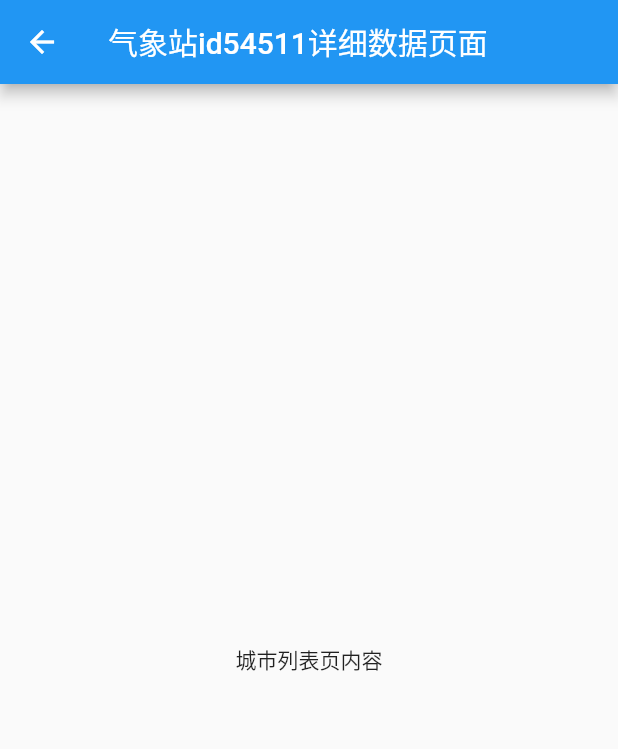
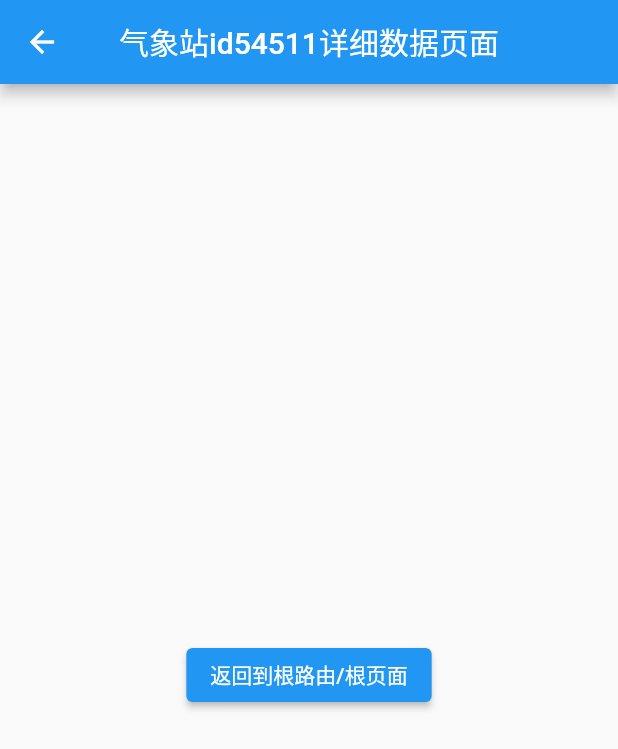
Before and after one commit to 584807419/nmc_app, a Flutter app: the StationPage screen opened directly, on a phone screen of 412 x 824 dp. Shown: the top 749 px of the screen. Run offline on Flutter 3.47's test engine with Material 2 defaults, Android fonts, the phone set to English and light mode, and no system bars.

Commit message:
增加ios路由滑动动画

```diff
--- a/lib/main.dart
+++ b/lib/main.dart
@@ -20,6 +20,7 @@ class MyApp extends StatelessWidget {
       title: '天气app',
       theme: ThemeData(
         primarySwatch: Colors.blue,
+        appBarTheme: const AppBarTheme(centerTitle: true) // 标题全局居中
       ),
       // home: const HomePage(),
 
--- a/lib/pages/station.dart
+++ b/lib/pages/station.dart
@@ -1,8 +1,11 @@
 import 'package:flutter/material.dart';
+import '../pages/tabs/home.dart';
+
 // 气象站详细数据页面,接收城市列表页传来的气象站id参数
 class StationPage extends StatefulWidget {
   final String station_id;
-  const StationPage({super.key, this.station_id="54511"});
+
+  const StationPage({super.key, this.station_id = "54511"});
 
   @override
   State<StationPage> createState() => _StationPage();
@@ -15,7 +18,25 @@ class _StationPage extends State<StationPage> {
       appBar: AppBar(
         title: Text("气象站id${widget.station_id}详细数据页面"), // 获取station_id
       ),
-      body: const Center(child: Text("城市列表页内容"),),
+      body: Center(
+        // child: Text("城市列表页内容:气象站id${widget.stationId}"),
+        child: Column(
+          mainAxisAlignment: MainAxisAlignment.center,
+          children: [
+            const SizedBox(
+              height: 20,
+            ),
+            ElevatedButton(
+                onPressed: () {
+                  Navigator.of(context).pushAndRemoveUntil(
+                      MaterialPageRoute(builder: (BuildContext context) {
+                    return HomePage();
+                  }), (route) => false);
+                },
+                child: const Text("返回到根路由/根页面"))
+          ],
+        ),
+      ),
     );
   }
 }
--- a/lib/pages/tabs/home.dart
+++ b/lib/pages/tabs/home.dart
@@ -63,7 +63,7 @@ class _HomePageState extends State<HomePage> {
             ElevatedButton(
                 onPressed: () {
                   // 跳转路由
-                  Navigator.pushNamed(context, "/city_list");
+                  Navigator.pushNamed(context, "/city_list",arguments: {"name":"兴城","stationid":111});
                 },
                 child: const Text("命名路由跳转")),
             const SizedBox(
--- a/lib/routers/routers.dart
+++ b/lib/routers/routers.dart
@@ -1,4 +1,7 @@
-import 'package:flutter/material.dart';
+// import 'package:flutter/material.dart';//安卓风格弹出 路由动画效果
+import 'package:flutter/cupertino.dart';//ios风格滑动 路由动画效果
+
+
 import '../pages/tabs/home.dart';
 import '../pages/city.dart';
 import '../pages/station.dart';
@@ -17,14 +20,16 @@ var onGenerateRoute = (RouteSettings settings) {
   if (pageContentBuilder != null) {
     //传递参数情况
     if (settings.arguments != null) {
-      final Route route = MaterialPageRoute(
+      // final Route route = MaterialPageRoute(  //安卓风格弹出 路由动画效果
+      final Route route = CupertinoPageRoute( //ios风格滑动 路由动画效果
           builder: (context) =>
               pageContentBuilder(context, arguments: settings.arguments));
       return route;
     } else {
       //无参数情况
       final Route route =
-          MaterialPageRoute(builder: (context) => pageContentBuilder(context));
+          // MaterialPageRoute(builder: (context) => pageContentBuilder(context));  //安卓风格弹出 路由动画效果
+      CupertinoPageRoute(builder: (context) => pageContentBuilder(context)); //ios风格滑动 路由动画效果
       return route;
     }
   }
```
Also changed, not shown: lib/pages/city.dart (+12 -3 lines).
